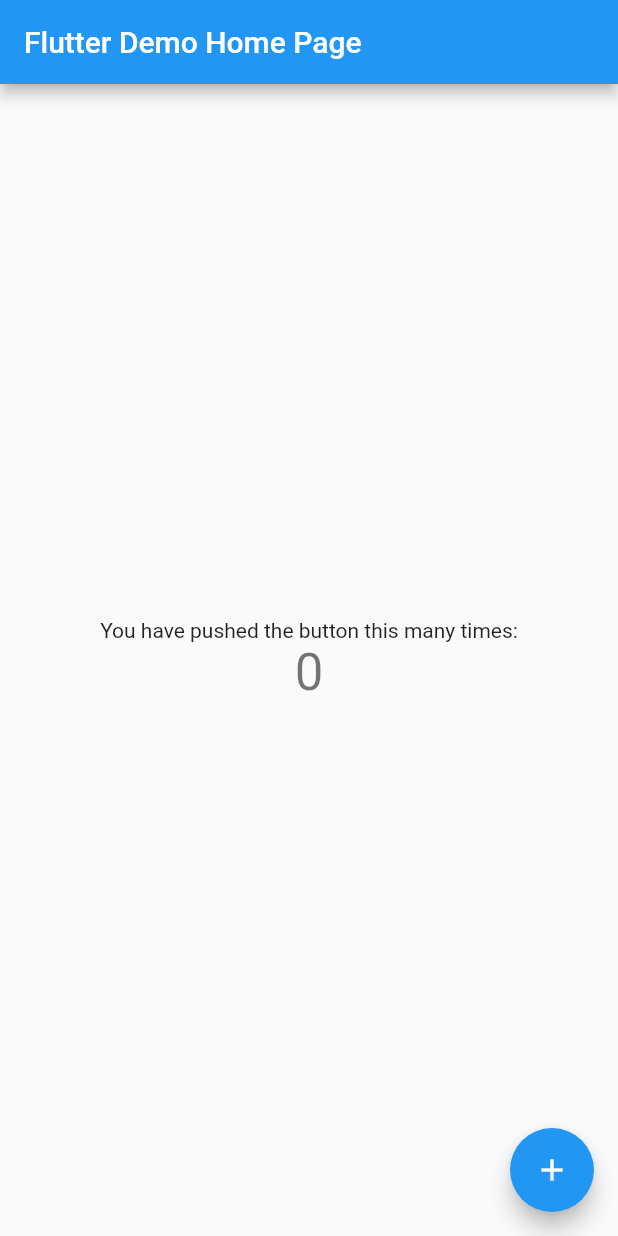
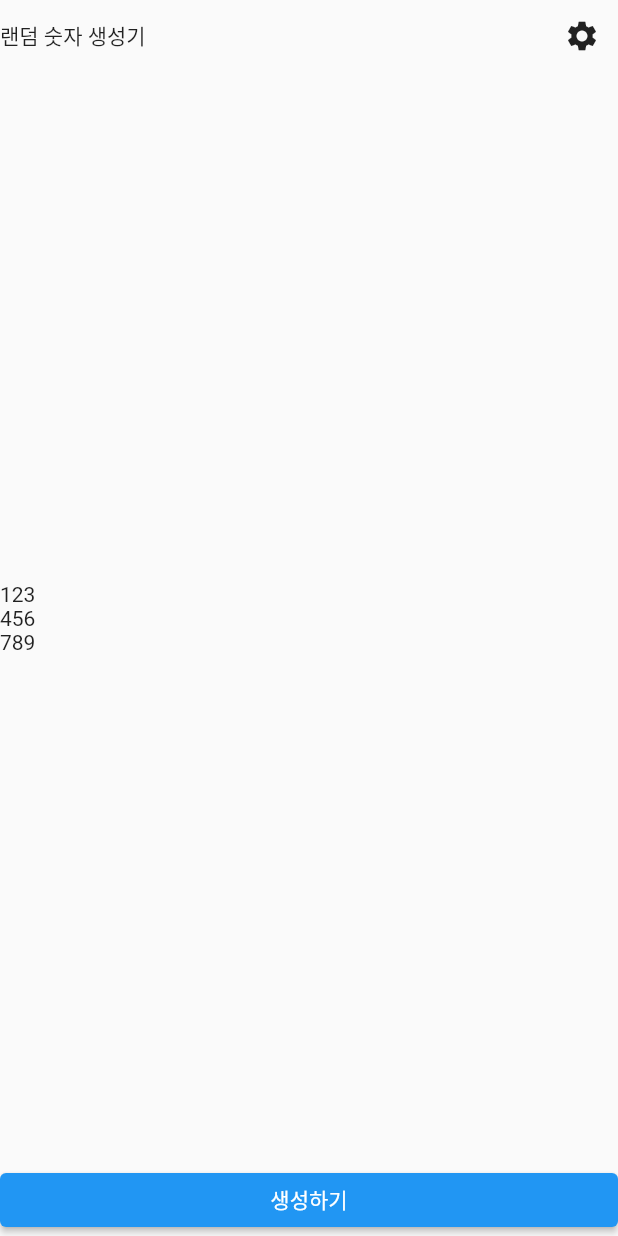
Before and after one commit to ohMinyoung22/flutter_randomNumber, a Flutter app: the screen it shows after launch, on a phone screen of 412 x 824 dp. Run offline on Flutter 3.47's test engine with Material 2 defaults, Android fonts, the phone set to English and light mode, and no system bars.

Commit message:
default layout

```diff
--- a/lib/main.dart
+++ b/lib/main.dart
@@ -1,115 +1,10 @@
 import 'package:flutter/material.dart';
+import 'package:random_number/screen/home_screen.dart';
 
 void main() {
-  runApp(const MyApp());
+  runApp(
+    MaterialApp(
+      home: HomeScreen(),
+    ),
+  );
 }
-
-class MyApp extends StatelessWidget {
-  const MyApp({super.key});
-
-  // This widget is the root of your application.
-  @override
-  Widget build(BuildContext context) {
-    return MaterialApp(
-      title: 'Flutter Demo',
-      theme: ThemeData(
-        // This is the theme of your application.
-        //
-        // Try running your application with "flutter run". You'll see the
-        // application has a blue toolbar. Then, without quitting the app, try
-        // changing the primarySwatch below to Colors.green and then invoke
-        // "hot reload" (press "r" in the console where you ran "flutter run",
-        // or simply save your changes to "hot reload" in a Flutter IDE).
-        // Notice that the counter didn't reset back to zero; the application
-        // is not restarted.
-        primarySwatch: Colors.blue,
-      ),
-      home: const MyHomePage(title: 'Flutter Demo Home Page'),
-    );
-  }
-}
-
-class MyHomePage extends StatefulWidget {
-  const MyHomePage({super.key, required this.title});
-
-  // This widget is the home page of your application. It is stateful, meaning
-  // that it has a State object (defined below) that contains fields that affect
-  // how it looks.
-
-  // This class is the configuration for the state. It holds the values (in this
-  // case the title) provided by the parent (in this case the App widget) and
-  // used by the build method of the State. Fields in a Widget subclass are
-  // always marked "final".
-
-  final String title;
-
-  @override
-  State<MyHomePage> createState() => _MyHomePageState();
-}
-
-class _MyHomePageState extends State<MyHomePage> {
-  int _counter = 0;
-
-  void _incrementCounter() {
-    setState(() {
-      // This call to setState tells the Flutter framework that something has
-      // changed in this State, which causes it to rerun the build method below
-      // so that the display can reflect the updated values. If we changed
-      // _counter without calling setState(), then the build method would not be
-      // called again, and so nothing would appear to happen.
-      _counter++;
-    });
-  }
-
-  @override
-  Widget build(BuildContext context) {
-    // This method is rerun every time setState is called, for instance as done
-    // by the _incrementCounter method above.
-    //
-    // The Flutter framework has been optimized to make rerunning build methods
-    // fast, so that you can just rebuild anything that needs updating rather
-    // than having to individually change instances of widgets.
-    return Scaffold(
-      appBar: AppBar(
-        // Here we take the value from the MyHomePage object that was created by
-        // the App.build method, and use it to set our appbar title.
-        title: Text(widget.title),
-      ),
-      body: Center(
-        // Center is a layout widget. It takes a single child and positions it
-        // in the middle of the parent.
-        child: Column(
-          // Column is also a layout widget. It takes a list of children and
-          // arranges them vertically. By default, it sizes itself to fit its
-          // children horizontally, and tries to be as tall as its parent.
-          //
-          // Invoke "debug painting" (press "p" in the console, choose the
-          // "Toggle Debug Paint" action from the Flutter Inspector in Android
-          // Studio, or the "Toggle Debug Paint" command in Visual Studio Code)
-          // to see the wireframe for each widget.
-          //
-          // Column has various properties to control how it sizes itself and
-          // how it positions its children. Here we use mainAxisAlignment to
-          // center the children vertically; the main axis here is the vertical
-          // axis because Columns are vertical (the cross axis would be
-          // horizontal).
-          mainAxisAlignment: MainAxisAlignment.center,
-          children: <Widget>[
-            const Text(
-              'You have pushed the button this many times:',
-            ),
-            Text(
-              '$_counter',
-              style: Theme.of(context).textTheme.headline4,
-            ),
-          ],
-        ),
-      ),
-      floatingActionButton: FloatingActionButton(
-        onPressed: _incrementCounter,
-        tooltip: 'Increment',
-        child: const Icon(Icons.add),
-      ), // This trailing comma makes auto-formatting nicer for build methods.
-    );
-  }
-}
--- /dev/null
+++ b/lib/screen/home_screen.dart
@@ -0,0 +1,52 @@
+import 'package:flutter/material.dart';
+
+class HomeScreen extends StatefulWidget {
+  const HomeScreen({super.key});
+
+  @override
+  State<HomeScreen> createState() => _HomeScreenState();
+}
+
+class _HomeScreenState extends State<HomeScreen> {
+  @override
+  Widget build(BuildContext context) {
+    return Scaffold(
+      body: SafeArea(
+        child: Column(
+          children: [
+            Row(
+              mainAxisAlignment: MainAxisAlignment.spaceBetween,
+              children: [
+                Text('랜덤 숫자 생성기'),
+                IconButton(onPressed: () {}, icon: Icon(Icons.settings)),
+              ],
+            ),
+            Expanded(
+              child: SizedBox(
+                width: double.infinity,
+                child: Column(
+                  crossAxisAlignment: CrossAxisAlignment.start,
+                  mainAxisAlignment: MainAxisAlignment.center,
+                  children: [
+                    Text('123'),
+                    Text('456'),
+                    Text('789'),
+                  ],
+                ),
+              ),
+            ),
+            SizedBox(
+              width: double.infinity,
+              child: ElevatedButton(
+                onPressed: () {},
+                child: Text(
+                  '생성하기',
+                ),
+              ),
+            )
+          ],
+        ),
+      ),
+    );
+  }
+}
--- a/pubspec.yaml
+++ b/pubspec.yaml
@@ -60,9 +60,8 @@ flutter:
   uses-material-design: true
 
   # To add assets to your application, add an assets section, like this:
-  # assets:
-  #   - images/a_dot_burr.jpeg
-  #   - images/a_dot_ham.jpeg
+  assets:
+    - assets/images/
 
   # An image asset can refer to one or more resolution-specific "variants", see
   # https://flutter.dev/assets-and-images/#resolution-aware
```
Also changed, not shown: assets/images/0.png (added), assets/images/1.png (added), assets/images/2.png (added), assets/images/3.png (added), assets/images/4.png (added), assets/images/5.png (added), assets/images/6.png (added), assets/images/7.png (added), assets/images/8.png (added), assets/images/9.png (added), 1 other file.
